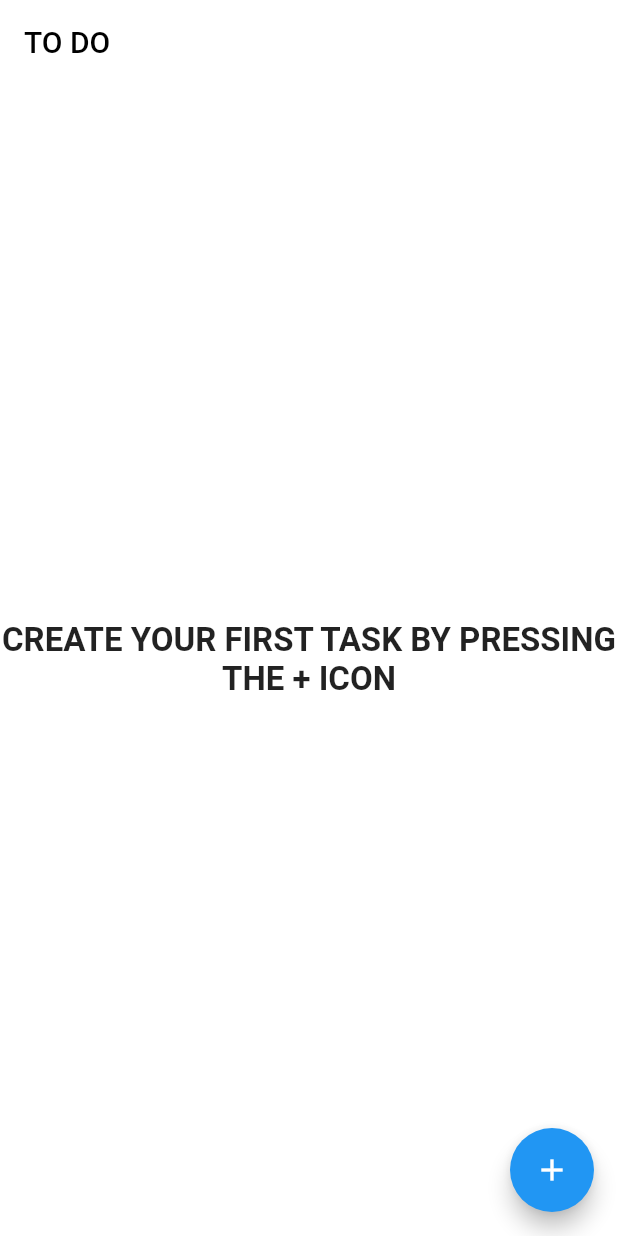
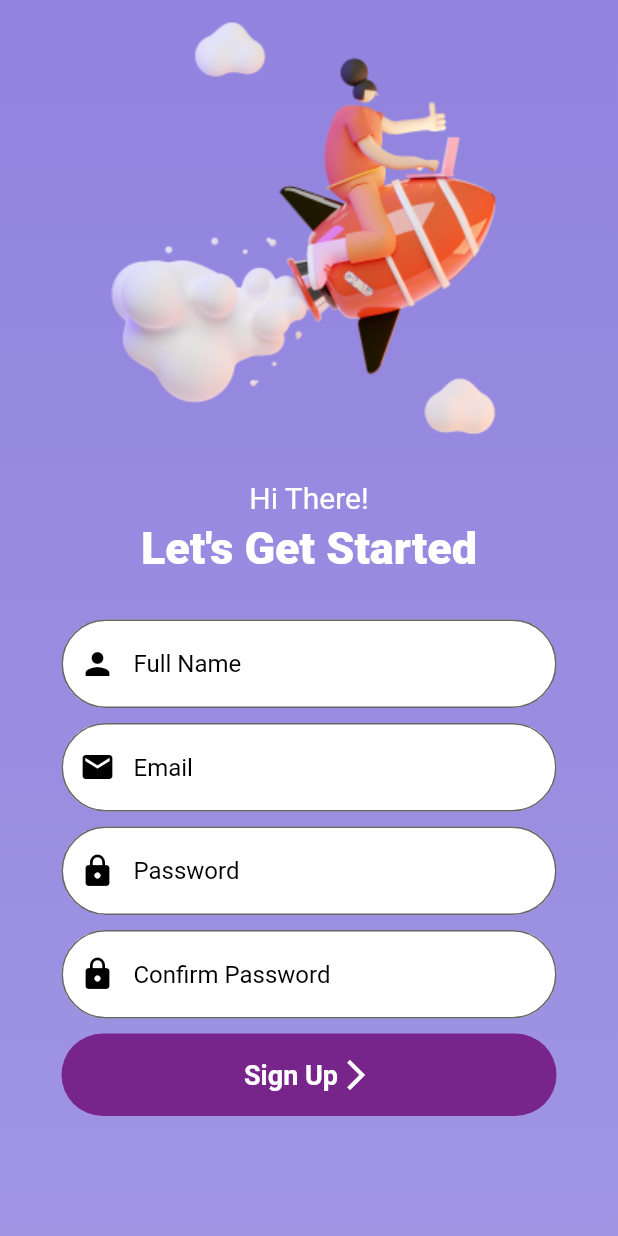
Before and after one commit to abdulbasit108/Flutter-Bytewise-Fellowship, a Flutter app: the screen it shows after launch, on a phone screen of 412 x 824 dp. Run offline on Flutter 3.47's test engine with Material 2 defaults, Android fonts, the phone set to English and light mode, and no system bars; our stand-ins replace animated_splash_screen, flutter_slidable, go_router, google_fonts, hive, hive_flutter; accounts and stored records are empty.

Commit message:
Task 9 - Animations

```diff
--- /dev/null
+++ b/to_do_app/lib/pages/sign_up_page.dart
@@ -0,0 +1,255 @@
+import 'package:flutter/material.dart';
+import 'package:to_do_app/pages/home_page.dart';
+
+class SignUpScreen extends StatefulWidget {
+  const SignUpScreen({super.key});
+
+  @override
+  State<SignUpScreen> createState() => _SignUpScreenState();
+}
+
+class _SignUpScreenState extends State<SignUpScreen> {
+  final _formkey = GlobalKey<FormState>();
+  final emailController = TextEditingController();
+  final passwordController = TextEditingController();
+  final nameController = TextEditingController();
+  final confirmPasswordController = TextEditingController();
+  @override
+  Widget build(BuildContext context) {
+    final topPadding = MediaQuery.of(context).padding.top;
+    return Container(
+        decoration: BoxDecoration(
+            gradient: LinearGradient(colors: [
+          Color.fromRGBO(145, 131, 222, 1),
+          Color.fromRGBO(160, 148, 227, 1)
+        ], begin: Alignment.topCenter, end: Alignment.bottomCenter)),
+        child: Scaffold(
+            backgroundColor: Colors.transparent,
+            body: SingleChildScrollView(
+              child: SizedBox(
+                  width: double.infinity,
+                  child: Column(children: [
+                    SizedBox(
+                      height: topPadding,
+                    ),
+                    SizedBox(
+                      height: 10,
+                    ),
+                    AnimatedImage(),
+                    SizedBox(
+                      height: 20,
+                    ),
+                    Text(
+                      'Hi There!',
+                      style: TextStyle(fontSize: 20, color: Colors.white),
+                    ),
+                    SizedBox(
+                      height: 5,
+                    ),
+                    Text(
+                      "Let's Get Started",
+                      style: TextStyle(
+                          fontSize: 30,
+                          fontWeight: FontWeight.w900,
+                          color: Colors.white),
+                    ),
+                    SizedBox(
+                      height: 30,
+                    ),
+                    SizedBox(
+                      width: 330,
+                      child: Form(
+                        key: _formkey,
+                        child: Column(
+                          children: [
+                            TextFormField(
+                              keyboardType: TextInputType.text,
+                              controller: nameController,
+                              decoration: InputDecoration(
+                                hintText: 'Full Name',
+                                prefixIcon:
+                                    Icon(Icons.person, color: Colors.black),
+                                filled: true,
+                                fillColor: Colors.white,
+                                hintStyle: TextStyle(
+                                  color: Colors.black,
+                                ),
+                                border: OutlineInputBorder(
+                                  borderRadius: BorderRadius.circular(30),
+                                ),
+                                contentPadding: EdgeInsets.symmetric(
+                                    vertical: 20, horizontal: 16),
+                              ),
+                              validator: (value) {
+                                if (value!.isEmpty) {
+                                  return 'Enter Full Name';
+                                }
+                                return null;
+                              },
+                            ),
+                            SizedBox(
+                              height: 10,
+                            ),
+                            TextFormField(
+                              keyboardType: TextInputType.emailAddress,
+                              controller: emailController,
+                              decoration: InputDecoration(
+                                hintText: 'Email',
+                                prefixIcon: Icon(
+                                  Icons.email,
+                                  color: Colors.black,
+                                ),
+                                filled: true,
+                                fillColor: Colors.white,
+                                hintStyle: TextStyle(color: Colors.black),
+                                border: OutlineInputBorder(
+                                  borderRadius: BorderRadius.circular(30),
+                                ),
+                                contentPadding: EdgeInsets.symmetric(
+                                    vertical: 20, horizontal: 16),
+                              ),
+                              validator: (value) {
+                                if (value!.isEmpty) {
+                                  return 'Enter Email';
+                                }
+                                return null;
+                              },
+                            ),
+                            SizedBox(
+                              height: 10,
+                            ),
+                            TextFormField(
+                              keyboardType: TextInputType.text,
+                              controller: passwordController,
+                              obscureText: true,
+                              decoration: InputDecoration(
+                                hintText: 'Password',
+                                prefixIcon: Icon(
+                                  Icons.lock,
+                                  color: Colors.black,
+                                ),
+                                filled: true,
+                                fillColor: Colors.white,
+                                hintStyle: TextStyle(color: Colors.black),
+                                border: OutlineInputBorder(
+                                  borderRadius: BorderRadius.circular(30),
+                                ),
+                                contentPadding: EdgeInsets.symmetric(
+                                    vertical: 20, horizontal: 16),
+                              ),
+                              validator: (value) {
+                                if (value!.isEmpty) {
+                                  return 'Enter Password';
+                                }
+                                return null;
+                              },
+                            ),
+                            SizedBox(
+                              height: 10,
+                            ),
+                            TextFormField(
+                              keyboardType: TextInputType.text,
+                              controller: confirmPasswordController,
+                              obscureText: true,
+                              decoration: InputDecoration(
+                                hintText: 'Confirm Password',
+                                prefixIcon: Icon(
+                                  Icons.lock,
+                                  color: Colors.black,
+                                ),
+                                filled: true,
+                                fillColor: Colors.white,
+                                hintStyle: TextStyle(color: Colors.black),
+                                border: OutlineInputBorder(
+                                  borderRadius: BorderRadius.circular(30),
+                                ),
+                                contentPadding: EdgeInsets.symmetric(
+                                    vertical: 20, horizontal: 16),
+                              ),
+                              validator: (value) {
+                                if (value!.isEmpty) {
+                                  return 'Re-Enter Password';
+                                } else if (value != passwordController.text) {
+                                  return 'Passwords do not match';
+                                }
+                                return null;
+                              },
+                            ),
+                          ],
+                        ),
+                      ),
+                    ),
+                    SizedBox(
+                      height: 10,
+                    ),
+                    Container(
+                      height: 55,
+                      width: 330,
+                      decoration: BoxDecoration(
+                          color: Color.fromRGBO(120, 37, 139, 1),
+                          borderRadius: BorderRadius.circular(30)),
+                      child: TextButton(
+                          onPressed: () {
+                            if (_formkey.currentState!.validate()) {
+                              Navigator.push(
+                                  context,
+                                  MaterialPageRoute(
+                                      builder: (context) => HomePage()));
+                            }
+                          },
+                          child: Row(
+                            mainAxisAlignment: MainAxisAlignment.center,
+                            children: [
+                              Text(
+                                'Sign Up',
+                                style: TextStyle(
+                                    color: Colors.white,
+                                    fontSize: 18,
+                                    fontWeight: FontWeight.bold),
+                              ),
+                              Icon(
+                                Icons.arrow_forward_ios,
+                                color: Colors.white,
+                              )
+                            ],
+                          )),
+                    )
+                  ])),
+            )));
+  }
+}
+
+class AnimatedImage extends StatefulWidget {
+  const AnimatedImage({super.key});
+
+  @override
+  State<AnimatedImage> createState() => _AnimatedImageState();
+}
+
+class _AnimatedImageState extends State<AnimatedImage>
+    with SingleTickerProviderStateMixin {
+  late final AnimationController _controller =
+      AnimationController(vsync: this, duration: Duration(seconds: 3))
+        ..repeat(reverse: true);
+  late Animation<Offset> _animation = Tween(
+    begin: Offset.zero,
+    end: Offset(0, 0.08),
+  ).animate(CurvedAnimation(parent: _controller, curve: Curves.easeInOut));
+
+  @override
+  void dispose() {
+    _controller.dispose();
+    super.dispose();
+  }
+
+  @override
+  Widget build(BuildContext context) {
+    return Stack(children: [
+      Image.asset('assets/clouds.png'),
+      SlideTransition(
+        position: _animation,
+        child: Image.asset('assets/rocket_person.png'),
+      ),
+    ]);
+  }
+}
--- a/to_do_app/lib/pages/splash_screen.dart
+++ b/to_do_app/lib/pages/splash_screen.dart
@@ -1,7 +1,8 @@
 import 'package:animated_splash_screen/animated_splash_screen.dart';
 
 import 'package:flutter/material.dart';
-import 'package:to_do_app/pages/home_page.dart';
+//import 'package:to_do_app/pages/home_page.dart';
+import 'package:to_do_app/pages/sign_up_page.dart';
 
 class SplashScreen extends StatelessWidget {
   const SplashScreen({Key? key}) : super(key: key);
@@ -19,7 +20,7 @@ class SplashScreen extends StatelessWidget {
         animationDuration: const Duration(milliseconds: 1500),
         splashIconSize: _height,
         splash: 'assets/splash.png',
-        nextScreen: HomePage(),
+        nextScreen: SignUpScreen(),
         // nextRoute: '/home_screen',
         // nextScreen: MainScreen(),
       ),
```
Also changed, not shown: to_do_app/assets/clouds.png (added), to_do_app/assets/rocket_person.png (added).
